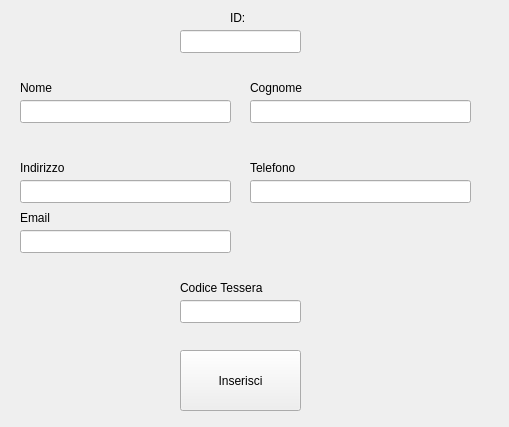
Qt form ui/inserimento-cliente.ui (mikecostanzi/Fumetteria) before a commit.
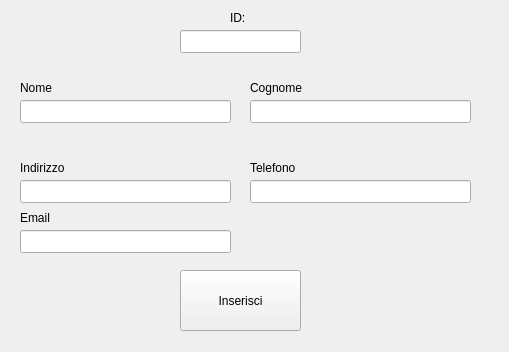
The same form after that commit.

Commit message: finita parte tessera e cliente

What changed in the file:
```diff
--- a/ui/inserimento-cliente.ui
+++ b/ui/inserimento-cliente.ui
@@ -7,7 +7,7 @@
     <x>0</x>
     <y>0</y>
     <width>509</width>
-    <height>427</height>
+    <height>352</height>
    </rect>
   </property>
   <property name="windowTitle">
@@ -151,34 +151,11 @@
     </rect>
    </property>
   </widget>
-  <widget class="QLabel" name="label_7">
-   <property name="geometry">
-    <rect>
-     <x>180</x>
-     <y>280</y>
-     <width>101</width>
-     <height>16</height>
-    </rect>
-   </property>
-   <property name="text">
-    <string>Codice Tessera</string>
-   </property>
-  </widget>
-  <widget class="QLineEdit" name="line_codice">
-   <property name="geometry">
-    <rect>
-     <x>180</x>
-     <y>300</y>
-     <width>121</width>
-     <height>23</height>
-    </rect>
-   </property>
-  </widget>
   <widget class="QPushButton" name="btn_inserisci">
    <property name="geometry">
     <rect>
      <x>180</x>
-     <y>350</y>
+     <y>270</y>
      <width>121</width>
      <height>61</height>
     </rect>
```
The commit also changes 17 other files.
